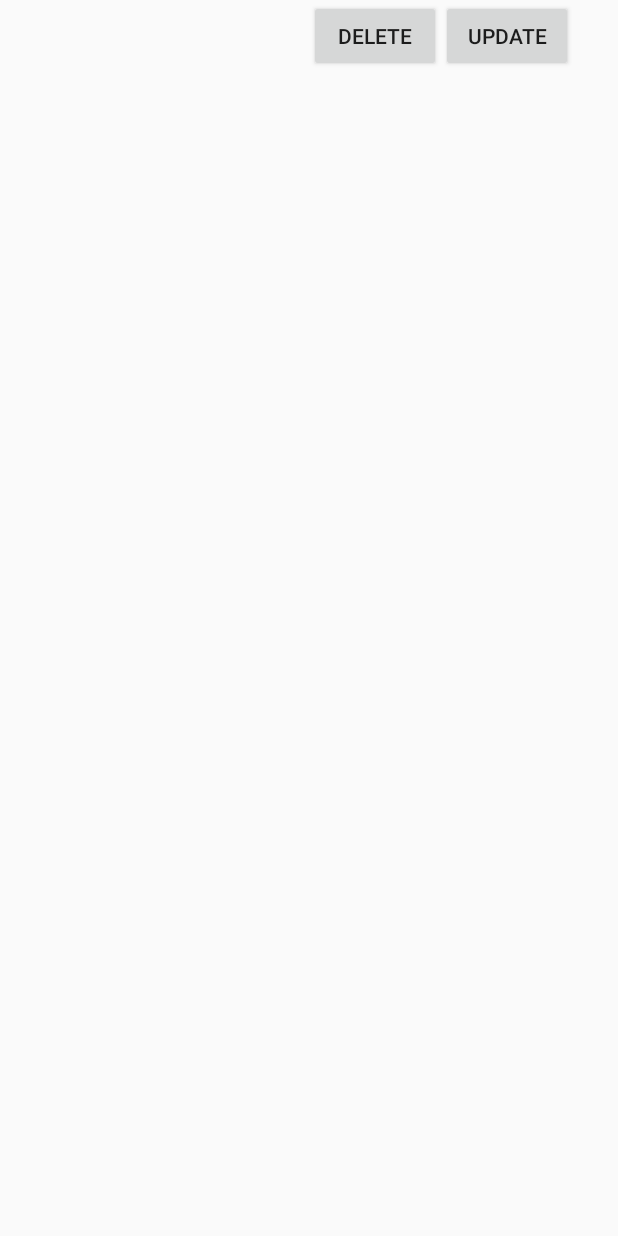
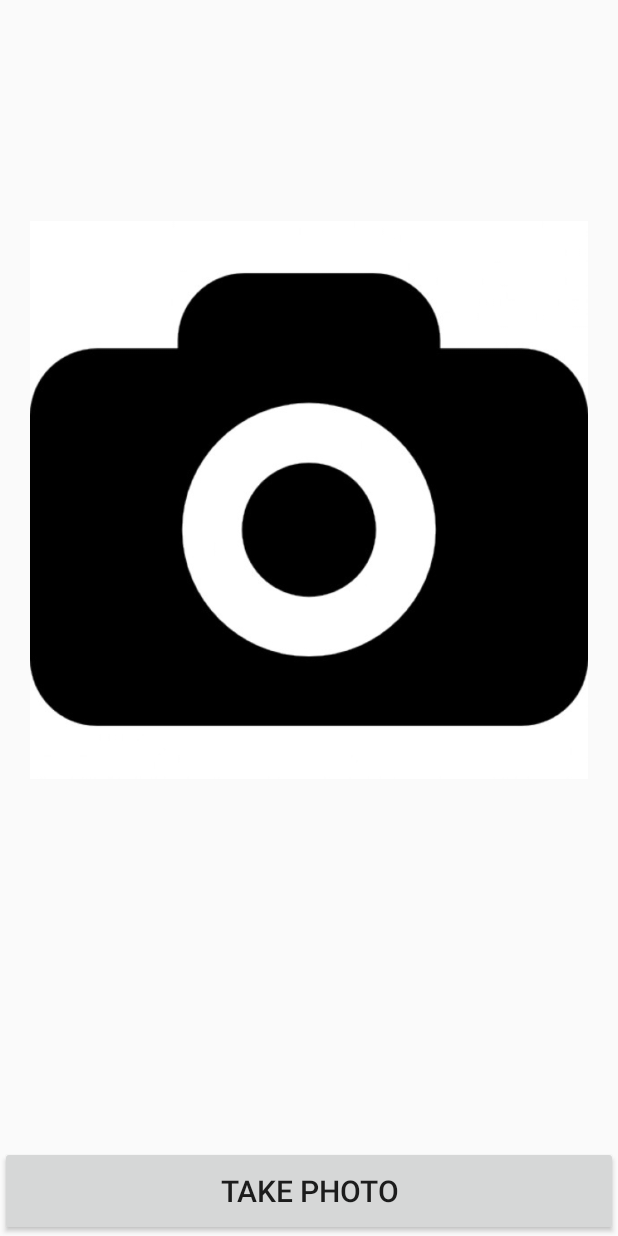
Before and after one commit to eals/ShuvamJewelers, an Android app: the layout list_item_layout.xml on its own in the app's theme, with its tools: preview values and no code run, on a phone screen of 412 x 824 dp. Run offline under Robolectric (Android 15) with nearby library versions, the phone set to English and light mode, and no system bars.

Commit message:
added camera

```diff
--- a/app/src/main/res/layout/list_item_layout.xml
+++ b/app/src/main/res/layout/list_item_layout.xml
@@ -1,38 +1,20 @@
 <?xml version="1.0" encoding="utf-8"?>
-<LinearLayout xmlns:android="http://schemas.android.com/apk/res/android"
-    android:orientation="horizontal" android:layout_width="match_parent"
+<RelativeLayout xmlns:android="http://schemas.android.com/apk/res/android"
+    android:orientation="vertical" android:layout_width="match_parent"
     android:layout_height="match_parent">
-    <LinearLayout
-        android:layout_width="0dp"
-        android:layout_weight="1"
+    <ImageView
+        android:padding="20dp"
+        android:id="@+id/cameraImage"
+        android:layout_marginBottom="100dp"
+        android:layout_width="match_parent"
         android:layout_height="wrap_content"
-        android:orientation="vertical">
-        <TextView
-            android:layout_width="wrap_content"
-            android:layout_height="wrap_content"
-            android:id="@+id/username"
-            />
-        <TextView
-            android:layout_width="wrap_content"
-            android:layout_height="wrap_content"
-            android:id="@+id/particulars"
-            />
-    </LinearLayout>
-    <LinearLayout
-        android:layout_width="0dp"
-        android:layout_weight="1"
-        android:layout_height="wrap_content">
-        <Button
-            android:layout_width="wrap_content"
-            android:layout_height="wrap_content"
-            android:id="@+id/delete"
-            android:text="delete"
-            />
-        <Button
-            android:layout_width="wrap_content"
-            android:layout_height="wrap_content"
-            android:id="@+id/update"
-            android:text="update"
-            />
-    </LinearLayout>
-</LinearLayout>
+        android:src="@drawable/camera"
+        />
+    <Button
+        android:id="@+id/cameraButton"
+        android:layout_alignParentBottom="true"
+        android:layout_width="match_parent"
+        android:layout_height="60dp"
+        android:textSize="20sp"
+        android:text="Take photo"/>
+</RelativeLayout>
--- /dev/null
+++ b/app/src/main/res/values-w820dp/dimens.xml
@@ -0,0 +1,6 @@
+<resources>
+    <!-- Example customization of dimensions originally defined in res/values/dimens.xml
+         (such as screen margins) for screens with more than 820dp of available width. This
+         would include 7" and 10" devices in landscape (~960dp and ~1280dp respectively). -->
+    <dimen name="activity_horizontal_margin">64dp</dimen>
+</resources>
```
Also changed, not shown: app/src/main/AndroidManifest.xml (+12 -8 lines), app/src/main/java/com/example/b50i7d/shuvamjewellers/FinalActivity.java (added, +62 -0 lines), app/src/main/java/com/example/b50i7d/shuvamjewellers/FragmentTab1.java (added, +55 -0 lines), app/src/main/java/com/example/b50i7d/shuvamjewellers/FragmentTab2.java (added, +49 -0 lines), app/src/main/res/layout/activity_final.xml (added, +15 -0 lines), app/src/main/res/drawable/camera.jpg (added).
